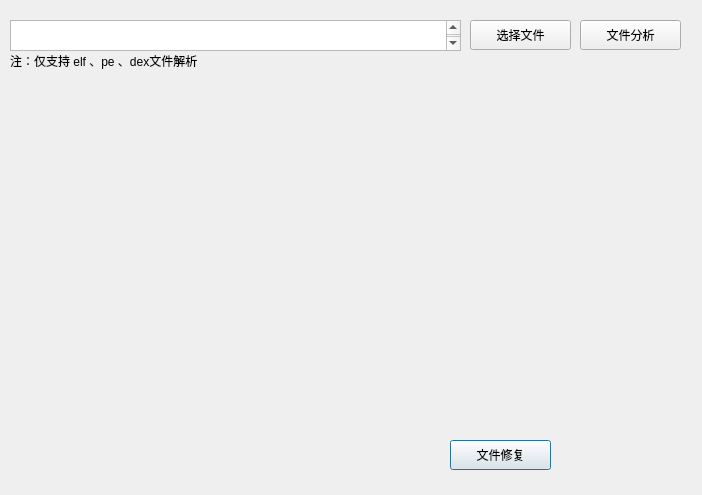
Before: the Qt Designer form Dtools/UI/FileAnalyze/fileanalyzewindow.ui in Dormz4/D-TOOLS, drawn with Qt 5.
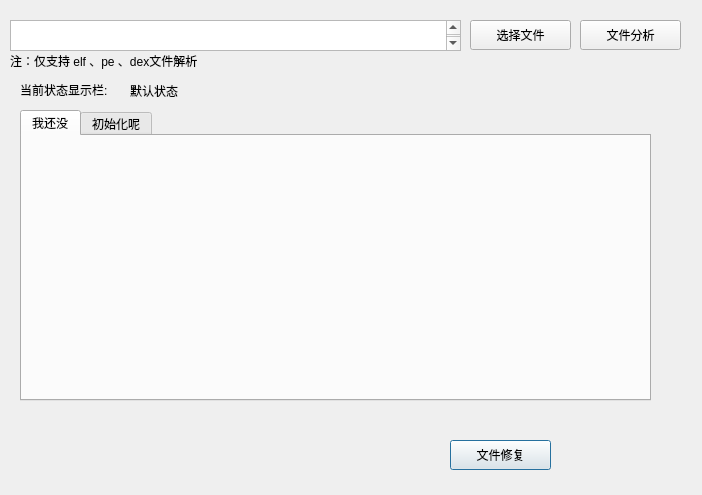
After: the same form once the commit is applied.

The edit to the form file:
```diff
--- a/Dtools/UI/FileAnalyze/fileanalyzewindow.ui
+++ b/Dtools/UI/FileAnalyze/fileanalyzewindow.ui
@@ -84,6 +84,55 @@
     <string>文件分析</string>
    </property>
   </widget>
+  <widget class="QTabWidget" name="tabFileAnalyzeShowPlace">
+   <property name="geometry">
+    <rect>
+     <x>20</x>
+     <y>110</y>
+     <width>631</width>
+     <height>291</height>
+    </rect>
+   </property>
+   <property name="currentIndex">
+    <number>0</number>
+   </property>
+   <widget class="QWidget" name="tab_1">
+    <attribute name="title">
+     <string>我还没</string>
+    </attribute>
+   </widget>
+   <widget class="QWidget" name="tab_2">
+    <attribute name="title">
+     <string>初始化呢</string>
+    </attribute>
+   </widget>
+  </widget>
+  <widget class="QLabel" name="txtStatusTitle">
+   <property name="geometry">
+    <rect>
+     <x>20</x>
+     <y>80</y>
+     <width>101</width>
+     <height>20</height>
+    </rect>
+   </property>
+   <property name="text">
+    <string>当前状态显示栏:</string>
+   </property>
+  </widget>
+  <widget class="QLabel" name="txtStatus">
+   <property name="geometry">
+    <rect>
+     <x>130</x>
+     <y>80</y>
+     <width>161</width>
+     <height>21</height>
+    </rect>
+   </property>
+   <property name="text">
+    <string>默认状态</string>
+   </property>
+  </widget>
  </widget>
  <resources/>
  <connections/>
```
